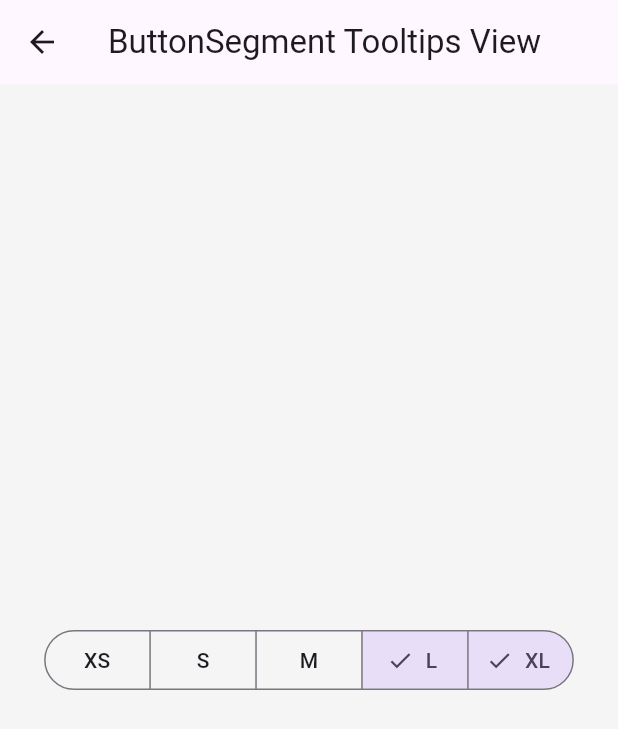
After one commit to WinKoKo91/flutter_3_13, a Flutter app: the MaterialWidgetView screen opened directly, after a tap on "ButtonSegment Tooltips", on a phone screen of 412 x 824 dp. The commit adds this screen. Shown: the top 729 px of the screen. Run offline on Flutter 3.47's test engine with Material 2 defaults, Android fonts, the phone set to English and light mode, and no system bars.

Commit message:
feature:material new properties

```diff
--- /dev/null
+++ b/lib/material_widget/material_widget_view.dart
@@ -0,0 +1,124 @@
+import 'package:flutter/material.dart';
+import 'package:flutter_3_13/material_widget/widgets/button_segment_tooltips_view.dart';
+import 'package:flutter_3_13/material_widget/widgets/chips_view.dart';
+import 'package:flutter_3_13/material_widget/widgets/expansion_panel_list_view.dart';
+import 'package:flutter_3_13/material_widget/widgets/new_chips_view.dart';
+import 'package:flutter_3_13/material_widget/widgets/search_bar_view.dart';
+import 'package:flutter_3_13/material_widget/widgets/switch_outline_width_view.dart';
+import 'package:flutter_3_13/material_widget/widgets/textfield_error_widget_view.dart';
+
+class MaterialWidgetView extends StatefulWidget {
+  const MaterialWidgetView({super.key});
+
+  @override
+  State<MaterialWidgetView> createState() => _MaterialWidgetViewState();
+}
+
+class _MaterialWidgetViewState extends State<MaterialWidgetView> {
+  bool showCustomErrorWidget = false;
+
+  @override
+  Widget build(BuildContext context) {
+    return Scaffold(
+      appBar: AppBar(
+        title: const Text("Material Widget properties"),
+      ),
+      endDrawer: NavigationDrawer(
+        selectedIndex: 1,
+        tilePadding: EdgeInsets.symmetric(horizontal: 100, vertical: 100),
+        children: [
+          ListTile(
+            leading: const Icon(Icons.category),
+            onTap: () {},
+            title: const Text("Category"),
+          ),
+          ListTile(
+            onTap: () {},
+            leading: const Icon(Icons.person),
+            title: const Text("Profile"),
+          ),
+          ListTile(
+            onTap: () {},
+            leading: const Icon(Icons.info),
+            title: const Text("Info"),
+          ),
+          ListTile(
+            onTap: () {},
+            leading: const Icon(Icons.exit_to_app),
+            title: const Text("Logout"),
+          )
+        ],
+      ),
+      body: Container(
+        padding: const EdgeInsets.all(20),
+        width: double.infinity,
+        child: Column(
+          mainAxisAlignment: MainAxisAlignment.center,
+          crossAxisAlignment: CrossAxisAlignment.center,
+          children: [
+            OutlinedButton(
+                onPressed: () {
+                  Navigator.push(
+                      context,
+                      MaterialPageRoute(
+                          builder: (context) =>
+                              const TextFieldErrorWidgetView()));
+                },
+                child: Text("TextField Error Widget")),
+            OutlinedButton(
+                onPressed: () {
+                  Navigator.push(
+                      context,
+                      MaterialPageRoute(
+                          builder: (context) =>
+                              const ButtonSegmentTooltipsView()));
+                },
+                child: const Text("ButtonSegment Tooltips")),
+            OutlinedButton(
+                onPressed: () {
+                  Navigator.push(
+                      context,
+                      MaterialPageRoute(
+                          builder: (context) =>
+                              const ExpansionPanelListView()));
+                },
+                child: const Text("ExpansionPanelList Gap")),
+            OutlinedButton(
+                onPressed: () {
+                  Navigator.push(
+                      context,
+                      MaterialPageRoute(
+                          builder: (context) =>
+                              const SwitchOutlineWidthView()));
+                },
+                child: const Text("Switch TrackOutlineWidth")),
+            OutlinedButton(
+                onPressed: () {
+                  Navigator.push(
+                      context,
+                      MaterialPageRoute(
+                          builder: (context) => const ChipColorView()));
+                },
+                child: const Text("Chip Color")),
+            OutlinedButton(
+                onPressed: () {
+                  Navigator.push(
+                      context,
+                      MaterialPageRoute(
+                          builder: (context) => const NewChipView()));
+                },
+                child: const Text("New Chip ")),
+            OutlinedButton(
+                onPressed: () {
+                  Navigator.push(
+                      context,
+                      MaterialPageRoute(
+                          builder: (context) => const SearchBarView()));
+                },
+                child: const Text("Search Bar View "))
+          ],
+        ),
+      ),
+    );
+  }
+}
--- /dev/null
+++ b/lib/material_widget/widgets/button_segment_tooltips_view.dart
@@ -0,0 +1,63 @@
+import 'package:flutter/material.dart';
+
+class ButtonSegmentTooltipsView extends StatefulWidget {
+  const ButtonSegmentTooltipsView({super.key});
+
+  @override
+  State<ButtonSegmentTooltipsView> createState() =>
+      _ButtonSegmentTooltipsViewState();
+}
+
+class _ButtonSegmentTooltipsViewState extends State<ButtonSegmentTooltipsView> {
+  Set<Sizes> selection = <Sizes>{Sizes.large, Sizes.extraLarge};
+
+  @override
+  Widget build(BuildContext context) {
+
+
+    return Scaffold(
+      appBar: AppBar(
+        title: const Text("ButtonSegment Tooltips View"),
+      ),
+      backgroundColor: Colors.grey.shade100,
+      body: Container(
+        padding: const EdgeInsets.all(20),
+        width: double.infinity,
+        alignment: Alignment.center,
+        child: SegmentedButton<Sizes>(
+          segments: const <ButtonSegment<Sizes>>[
+            ButtonSegment<Sizes>(
+                value: Sizes.extraSmall,
+                label: Text('XS'),
+                tooltip: "This is a size extra small"),
+            ButtonSegment<Sizes>(
+                value: Sizes.small,
+                label: Text('S'),
+                tooltip: "This is a small size"),
+            ButtonSegment<Sizes>(
+                value: Sizes.medium,
+                label: Text('M'),
+                tooltip: "This is a size medium Size"),
+            ButtonSegment<Sizes>(
+                value: Sizes.large,
+                label: Text('L'),
+                tooltip: "This is a large size"),
+            ButtonSegment<Sizes>(
+                value: Sizes.extraLarge,
+                label: Text('XL'),
+                tooltip: "This is a size extra large"),
+          ],
+          selected: selection,
+          onSelectionChanged: (Set<Sizes> newSelection) {
+            setState(() {
+              selection = newSelection;
+            });
+          },
+          multiSelectionEnabled: true,
+        ),
+      ),
+    );
+  }
+}
+
+enum Sizes { extraSmall, small, medium, large, extraLarge }
```
Also changed, not shown: lib/home_view.dart (+10 -0 lines), lib/material_widget/widgets/chips_view.dart (added, +46 -0 lines), lib/material_widget/widgets/expansion_panel_list_view.dart (added, +96 -0 lines), lib/material_widget/widgets/new_chips_view.dart (added, +63 -0 lines), lib/material_widget/widgets/search_bar_view.dart (added, +34 -0 lines), lib/material_widget/widgets/switch_outline_width_view.dart (added, +50 -0 lines), lib/material_widget/widgets/textfield_error_widget_view.dart (added, +59 -0 lines).
